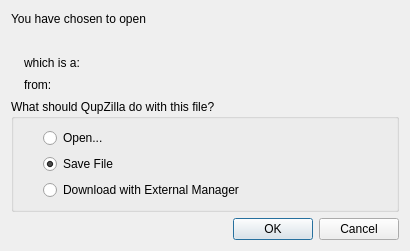
This is src/lib/downloads/downloadoptionsdialog.ui in QupZilla/qupzilla as Qt 5 draws it before an edit. The edited form follows.
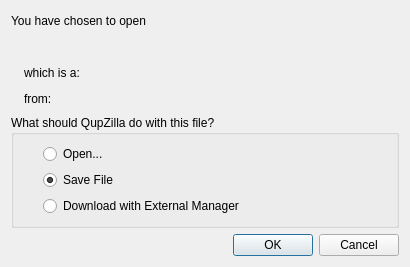
This is the edited form. Custom widgets are drawn as their Qt base class.

What changed in the file:
```diff
--- a/src/lib/downloads/downloadoptionsdialog.ui
+++ b/src/lib/downloads/downloadoptionsdialog.ui
@@ -7,7 +7,7 @@
     <x>0</x>
     <y>0</y>
     <width>410</width>
-    <height>251</height>
+    <height>267</height>
    </rect>
   </property>
   <property name="minimumSize">
@@ -83,33 +83,6 @@
      </item>
     </layout>
    </item>
-   <item row="3" column="1" colspan="2">
-    <layout class="QHBoxLayout" name="horizontalLayout_2">
-     <item>
-      <widget class="QLabel" name="label_3">
-       <property name="sizePolicy">
-        <sizepolicy hsizetype="Fixed" vsizetype="Preferred">
-         <horstretch>0</horstretch>
-         <verstretch>0</verstretch>
-        </sizepolicy>
-       </property>
-       <property name="text">
-        <string>from:</string>
-       </property>
-      </widget>
-     </item>
-     <item>
-      <widget class="QLabel" name="fromServer">
-       <property name="text">
-        <string/>
-       </property>
-       <property name="textInteractionFlags">
-        <set>Qt::LinksAccessibleByMouse|Qt::TextSelectableByMouse</set>
-       </property>
-      </widget>
-     </item>
-    </layout>
-   </item>
    <item row="4" column="0" colspan="3">
     <widget class="QGroupBox" name="groupBox">
      <property name="title">
@@ -169,6 +142,38 @@
      </property>
     </widget>
    </item>
+   <item row="3" column="1" colspan="2">
+    <widget class="QFrame" name="fromFrame">
+     <layout class="QHBoxLayout" name="horizontalLayout_2">
+      <property name="margin">
+       <number>0</number>
+      </property>
+      <item>
+       <widget class="QLabel" name="label_3">
+        <property name="sizePolicy">
+         <sizepolicy hsizetype="Fixed" vsizetype="Preferred">
+          <horstretch>0</horstretch>
+          <verstretch>0</verstretch>
+         </sizepolicy>
+        </property>
+        <property name="text">
+         <string>from:</string>
+        </property>
+       </widget>
+      </item>
+      <item>
+       <widget class="QLabel" name="fromServer">
+        <property name="text">
+         <string/>
+        </property>
+        <property name="textInteractionFlags">
+         <set>Qt::LinksAccessibleByMouse|Qt::TextSelectableByMouse</set>
+        </property>
+       </widget>
+      </item>
+     </layout>
+    </widget>
+   </item>
   </layout>
  </widget>
  <customwidgets>
```
